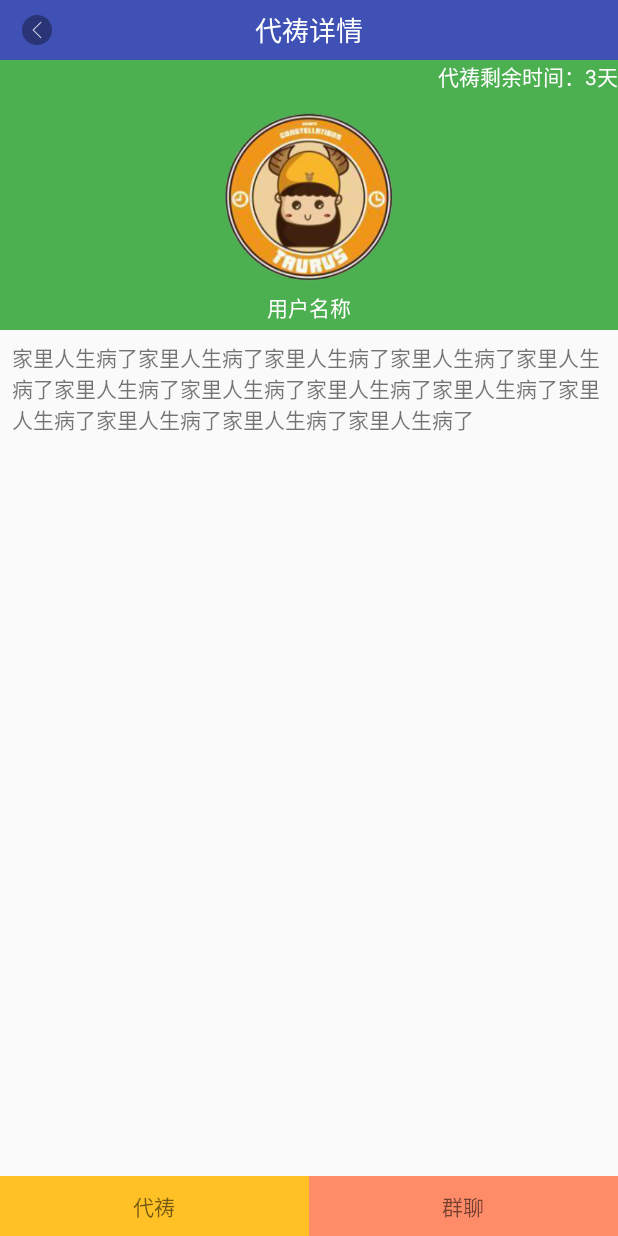
After one commit to icemusky/biblemaps, an Android app: the PrayerDetails screen opened directly, with no data from a screen before it, on a phone screen of 412 x 824 dp. The commit adds this screen. Run offline under Robolectric (Android 15) with nearby library versions, the phone set to English and light mode, and no system bars.

Commit message:
增加 详情页面

```diff
--- a/app/src/main/java/eric/cn/com/biblemaps/MainActivity.java
+++ b/app/src/main/java/eric/cn/com/biblemaps/MainActivity.java
@@ -1,10 +1,8 @@
 package eric.cn.com.biblemaps;
 
 import android.Manifest;
-import android.app.Dialog;
 import android.app.ProgressDialog;
 import android.content.Context;
-import android.content.DialogInterface;
 import android.content.Intent;
 import android.content.pm.PackageManager;
 import android.graphics.Color;
@@ -21,7 +19,6 @@ import android.view.LayoutInflater;
 import android.view.MenuItem;
 import android.view.View;
 import android.widget.Button;
-import android.widget.LinearLayout;
 import android.widget.TextView;
 import android.widget.Toast;
 
@@ -59,9 +56,10 @@ import java.io.InputStream;
 import java.util.ArrayList;
 import java.util.List;
 
-import eric.cn.com.biblemaps.Bean.PoiMessageEvent;
-import eric.cn.com.biblemaps.Bean.PoiScanBean;
-import eric.cn.com.biblemaps.Net.PoiScanNet;
+import eric.cn.com.biblemaps.activity.PrayerDetails;
+import eric.cn.com.biblemaps.bean.PoiMessageEvent;
+import eric.cn.com.biblemaps.bean.PoiScanBean;
+import eric.cn.com.biblemaps.net.PoiScanNet;
 
 public class MainActivity extends AppCompatActivity implements NavigationView.OnNavigationItemSelectedListener {
     private static final String TAG = "MainActivity";
@@ -353,7 +351,7 @@ public class MainActivity extends AppCompatActivity implements NavigationView.On
 //                            button.setText(poi_data.get(0).getContents().get(i).getLocation()+"");
 //                            Log.i("MainActivity", poi_data.get(0).getContents().get(i).getLocation()+"设置参数");
 //                            tv_title.setText(poi_data.get(0).getContents().get(i).getLocation() + "");
-                            Toast.makeText(MainActivity.this,"单击坐标点："+poi_data.get(0).getContents().get(i).getLocation(),Toast.LENGTH_SHORT).show();
+//                            Toast.makeText(MainActivity.this,"单击坐标点："+poi_data.get(0).getContents().get(i).getLocation(),Toast.LENGTH_SHORT).show();
                             position=i;//赋值给当前坐标值
                         }
                     }
@@ -363,7 +361,8 @@ public class MainActivity extends AppCompatActivity implements NavigationView.On
                     view.setOnClickListener(new View.OnClickListener() {
                         @Override
                         public void onClick(View v) {
-                            Toast.makeText(MainActivity.this,"页面跳转："+poi_data.get(0).getContents().get(position).getLocation(),Toast.LENGTH_SHORT).show();
+//                            Toast.makeText(MainActivity.this,"页面跳转："+poi_data.get(0).getContents().get(position).getLocation(),Toast.LENGTH_SHORT).show();
+                            startActivity(new Intent(MainActivity.this, PrayerDetails.class));
                         }
                     });
                     mBaiduMap.showInfoWindow(mInfoWindow);
--- /dev/null
+++ b/app/src/main/java/eric/cn/com/biblemaps/activity/PrayerDetails.java
@@ -0,0 +1,37 @@
+package eric.cn.com.biblemaps.activity;
+
+import android.view.ViewGroup.LayoutParams;
+import android.app.Activity;
+import android.os.Bundle;
+import android.support.annotation.Nullable;
+import android.view.View;
+import android.widget.Button;
+import android.widget.ImageView;
+import android.widget.LinearLayout;
+
+import eric.cn.com.biblemaps.R;
+
+/**
+ * Created by Administrator on 2017/11/3.
+ */
+
+public class PrayerDetails extends Activity {
+    private LinearLayout ll_back;
+
+    @Override
+    protected void onCreate(@Nullable Bundle savedInstanceState) {
+        super.onCreate(savedInstanceState);
+        setContentView(R.layout.activity_prayer_details);
+        initView();
+    }
+
+    private void initView() {
+        ll_back= (LinearLayout) findViewById(R.id.ll_back);
+        ll_back.setOnClickListener(new View.OnClickListener() {
+            @Override
+            public void onClick(View v) {
+                finish();
+            }
+        });
+    }
+}
--- a/app/src/main/java/eric/cn/com/biblemaps/Bean/PoiMessageEvent.java
+++ b/app/src/main/java/eric/cn/com/biblemaps/bean/PoiMessageEvent.java
@@ -1,6 +1,4 @@
-package eric.cn.com.biblemaps.Bean;
-
-import java.util.List;
+package eric.cn.com.biblemaps.bean;
 
 /**
  * Created by Administrator on 2017/8/4.
--- a/app/src/main/java/eric/cn/com/biblemaps/Bean/PoiScanBean.java
+++ b/app/src/main/java/eric/cn/com/biblemaps/bean/PoiScanBean.java
@@ -1,4 +1,4 @@
-package eric.cn.com.biblemaps.Bean;
+package eric.cn.com.biblemaps.bean;
 
 import java.util.List;
 
--- a/app/src/main/java/eric/cn/com/biblemaps/Utils/BaiDuMapCustomFile.java
+++ b/app/src/main/java/eric/cn/com/biblemaps/utils/BaiDuMapCustomFile.java
@@ -1,4 +1,4 @@
-package eric.cn.com.biblemaps.Utils;
+package eric.cn.com.biblemaps.utils;
 
 /**
  * Created by Administrator on 2017/8/7.
--- a/app/src/main/java/eric/cn/com/biblemaps/Utils/HttpCallBack.java
+++ b/app/src/main/java/eric/cn/com/biblemaps/utils/HttpCallBack.java
@@ -1,4 +1,4 @@
-package eric.cn.com.biblemaps.Utils;
+package eric.cn.com.biblemaps.utils;
 
 
 
@@ -6,7 +6,7 @@ import com.google.gson.Gson;
 
 import org.xutils.common.Callback;
 
-import eric.cn.com.biblemaps.Utils.interfaces.IAsyncHttpComplete;
+import eric.cn.com.biblemaps.utils.interfaces.IAsyncHttpComplete;
 
 
 /**
--- a/app/src/main/java/eric/cn/com/biblemaps/Utils/IAsyncHttpComplete.java
+++ b/app/src/main/java/eric/cn/com/biblemaps/utils/IAsyncHttpComplete.java
@@ -1,4 +1,4 @@
-package eric.cn.com.biblemaps.Utils.interfaces;
+package eric.cn.com.biblemaps.utils.interfaces;
 
 
 
--- /dev/null
+++ b/app/src/main/res/layout/activity_prayer_details.xml
@@ -0,0 +1,75 @@
+<?xml version="1.0" encoding="utf-8"?>
+<LinearLayout xmlns:android="http://schemas.android.com/apk/res/android"
+    android:layout_width="match_parent"
+    android:layout_height="match_parent"
+    android:orientation="vertical">
+
+    <include layout="@layout/main_top"></include>
+
+    <RelativeLayout
+        android:background="#4CAF50"
+        android:layout_width="match_parent"
+        android:layout_height="180dp">
+
+        <TextView
+            android:textColor="@color/bg_white"
+            android:layout_width="wrap_content"
+            android:layout_height="wrap_content"
+            android:layout_alignParentRight="true"
+            android:text="代祷剩余时间：3天" />
+        <ImageView
+            android:id="@+id/iv_haed"
+            android:layout_width="120dp"
+            android:layout_height="120dp"
+            android:layout_centerHorizontal="true"
+            android:layout_centerVertical="true"
+            android:src="@drawable/touxiang" />
+
+        <TextView
+            android:layout_width="wrap_content"
+            android:layout_height="wrap_content"
+            android:layout_below="@+id/iv_haed"
+            android:layout_centerHorizontal="true"
+            android:layout_marginTop="4dp"
+            android:text="用户名称"
+            android:textColor="@color/bg_white"
+            android:textSize="14sp" />
+
+    </RelativeLayout>
+<LinearLayout
+    android:layout_weight="1"
+    android:layout_width="match_parent"
+    android:layout_height="0dp">
+    <TextView
+        android:padding="8dp"
+        android:text="家里人生病了家里人生病了家里人生病了家里人生病了家里人生病了家里人生病了家里人生病了家里人生病了家里人生病了家里人生病了家里人生病了家里人生病了家里人生病了"
+        android:layout_width="match_parent"
+        android:layout_height="match_parent" />
+</LinearLayout>
+<LinearLayout
+    android:layout_width="match_parent"
+    android:layout_height="40dp">
+    <LinearLayout
+        android:background="#FFC125"
+        android:gravity="center"
+        android:layout_weight="1"
+        android:layout_width="0dp"
+        android:layout_height="match_parent">
+        <TextView
+            android:text="代祷"
+            android:layout_width="wrap_content"
+            android:layout_height="wrap_content" />
+    </LinearLayout>
+    <LinearLayout
+        android:background="#FF8C69"
+        android:gravity="center"
+        android:layout_weight="1"
+        android:layout_width="0dp"
+        android:layout_height="match_parent">
+        <TextView
+            android:text="群聊"
+            android:layout_width="wrap_content"
+            android:layout_height="wrap_content" />
+    </LinearLayout>
+</LinearLayout>
+</LinearLayout>
--- /dev/null
+++ b/app/src/main/res/layout/main_top.xml
@@ -0,0 +1,35 @@
+<?xml version="1.0" encoding="utf-8"?>
+<LinearLayout xmlns:android="http://schemas.android.com/apk/res/android"
+    android:layout_width="match_parent"
+    android:layout_height="wrap_content"
+    android:orientation="vertical">
+
+    <RelativeLayout
+        android:layout_width="match_parent"
+        android:layout_height="40dp"
+        android:background="@color/colorPrimary">
+
+        <LinearLayout
+            android:id="@+id/ll_back"
+            android:layout_width="50dp"
+            android:layout_height="match_parent"
+            android:gravity="center">
+
+            <ImageView
+                android:layout_width="20dp"
+                android:layout_height="20dp"
+                android:src="@drawable/ico_newback" />
+        </LinearLayout>
+
+        <TextView
+            android:id="@+id/tv_title"
+            android:layout_width="wrap_content"
+            android:layout_height="wrap_content"
+            android:layout_centerHorizontal="true"
+            android:layout_centerVertical="true"
+            android:text="代祷详情"
+            android:textColor="@color/bg_white"
+            android:textSize="18sp" />
+
+    </RelativeLayout>
+</LinearLayout>
```
Also changed, not shown: app/src/main/AndroidManifest.xml (+29 -15 lines), app/src/main/java/eric/cn/com/biblemaps/net/PoiScanNet.java (renamed from app/src/main/java/eric/cn/com/biblemaps/Net/PoiScanNet.java, +5 -5 lines), app/src/main/res/drawable/ico_newback.png (added), gradle/wrapper/gradle-wrapper.properties.
